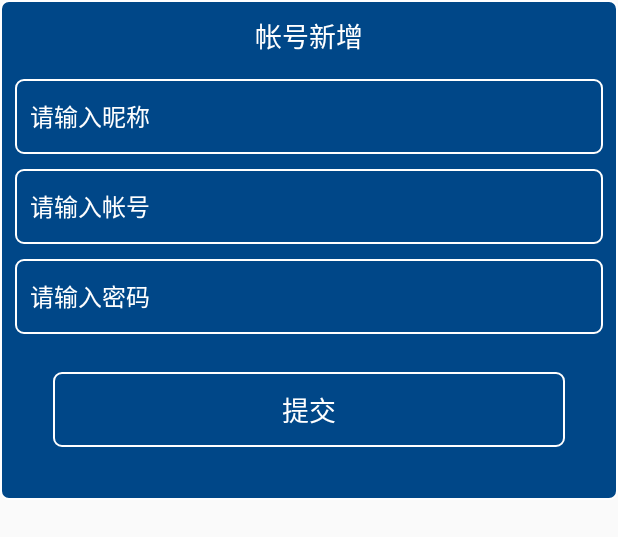
After one commit to SimonJGH/AppManager, an Android app: the layout layout_dialog.xml on its own in the app's theme, with its tools: preview values and no code run, on a phone screen of 412 x 824 dp. The commit adds this screen. Shown: the top 537 px of the screen. Run offline under Robolectric (Android 15) with nearby library versions, the phone set to English and light mode, and no system bars.

Commit message:
完善帐号功能

```diff
--- a/app/src/main/java/com/simon/appmanager/https/ApiConstanse.java
+++ b/app/src/main/java/com/simon/appmanager/https/ApiConstanse.java
@@ -6,7 +6,7 @@ package com.simon.appmanager.https;
 @SuppressWarnings("all")
 public class ApiConstanse {
     // 正式地址
-    // public static final String BASE_URL = "https://benteng.wemark.tech";
+    // public static final String BASE_URL = "http://hongqi.faw-hongqiacademy.com";
 
     // 测试地址
     public static final String BASE_URL = "https://hongqi.wemark.tech/";
--- /dev/null
+++ b/app/src/main/res/layout/layout_dialog.xml
@@ -0,0 +1,71 @@
+<?xml version="1.0" encoding="utf-8"?>
+<LinearLayout xmlns:android="http://schemas.android.com/apk/res/android"
+    xmlns:app="http://schemas.android.com/apk/res-auto"
+    android:layout_width="match_parent"
+    android:layout_height="wrap_content"
+    android:background="@drawable/rect_solid_blue_border_white_5"
+    android:orientation="vertical"
+    android:padding="10dp">
+
+    <TextView
+        android:id="@+id/tv_account_title"
+        android:layout_width="match_parent"
+        android:layout_height="wrap_content"
+        android:text="帐号新增"
+        android:gravity="center"
+        android:paddingBottom="15dp"
+        android:textColor="@color/white"
+        android:textSize="18sp" />
+
+    <EditText
+        android:id="@+id/et_account_nickname"
+        style="@style/MyEditText"
+        android:layout_width="match_parent"
+        android:layout_height="50dp"
+        android:background="@drawable/rect_solid_blue_border_white_5"
+        android:hint="请输入昵称"
+        android:paddingLeft="10dp"
+        android:textColor="@color/white"
+        android:textColorHint="@color/white"
+        android:textSize="16sp" />
+
+    <EditText
+        android:id="@+id/et_account_username"
+        style="@style/MyEditText"
+        android:layout_width="match_parent"
+        android:layout_height="50dp"
+        android:layout_marginTop="10dp"
+        android:background="@drawable/rect_solid_blue_border_white_5"
+        android:hint="请输入帐号"
+        android:paddingLeft="10dp"
+        android:inputType="phone"
+        android:textColor="@color/white"
+        android:textColorHint="@color/white"
+        android:textSize="16sp" />
+
+    <EditText
+        android:id="@+id/et_account_password"
+        style="@style/MyEditText"
+        android:layout_width="match_parent"
+        android:layout_height="50dp"
+        android:layout_marginTop="10dp"
+        android:background="@drawable/rect_solid_blue_border_white_5"
+        android:hint="请输入密码"
+        android:digits="1234567890qwertyuiopasdfghjklzxcvbnmQWERTYUIOPASDFGHJKLZXCVBNM.~!@#$%^*_-"
+        android:paddingLeft="10dp"
+        android:textColor="@color/white"
+        android:textColorHint="@color/white"
+        android:textSize="16sp" />
+
+    <TextView
+        android:id="@+id/tv_account_submit"
+        android:layout_width="match_parent"
+        android:layout_height="50dp"
+        android:layout_margin="25dp"
+        android:text="提交"
+        android:gravity="center"
+        android:background="@drawable/rect_solid_blue_border_white_5"
+        android:textColor="@color/white"
+        android:textSize="18sp" />
+
+</LinearLayout>
--- a/app/src/main/res/values/colors.xml
+++ b/app/src/main/res/values/colors.xml
@@ -18,5 +18,6 @@
     <color name="green_pressed">#30A070</color>
     <color name="gray">#d8d8d8</color>
     <color name="font_color">#004788</color>
+    <color name="transparent">#00000000</color>
 
 </resources>
--- a/app/src/main/res/values/styles.xml
+++ b/app/src/main/res/values/styles.xml
@@ -33,5 +33,8 @@
         <item name="android:windowIsFloating">false</item>
     </style>
 
-
+    <style name="SampleTheme" parent="android:Theme.Holo.Light.Dialog">
+        <item name="android:windowNoTitle">true</item>
+        <item name="android:windowBackground">@color/transparent</item>
+    </style>
 </resources>
```
Also changed, not shown: app/src/main/java/com/simon/appmanager/fragment/ApkFragment.java (+117 -7 lines), app/src/main/java/com/simon/appmanager/https/DbManagers.java (+124 -0 lines), app/src/main/java/com/simon/appmanager/https/entity/AccountInfo.java (added, +73 -0 lines), app/src/main/java/com/simon/appmanager/utils/DialogInputUtils.java (added, +166 -0 lines), app/src/main/java/com/simon/appmanager/utils/SoftInputUtils.java (added, +35 -0 lines), app/src/main/res/layout/lauout_account_item.xml (added, +30 -0 lines), app/src/main/res/mipmap-xhdpi/ic_add.png (added), app/src/main/res/mipmap-xhdpi/ic_delete.png (added), app/src/main/res/mipmap-xhdpi/ic_edit.png (added).
